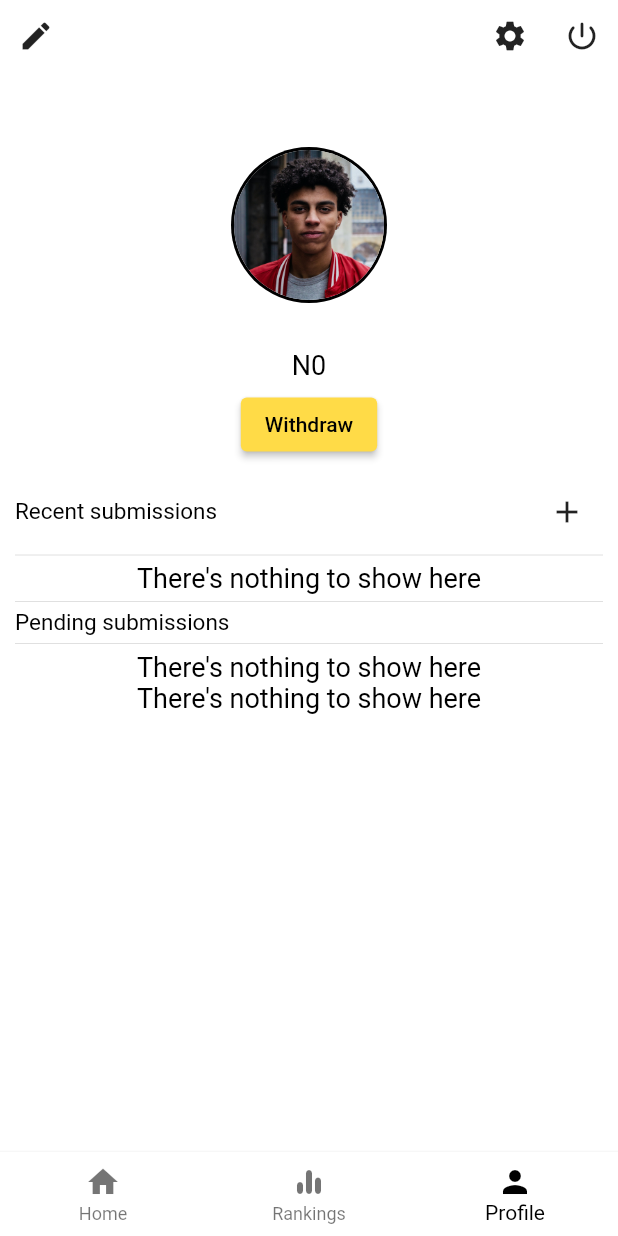
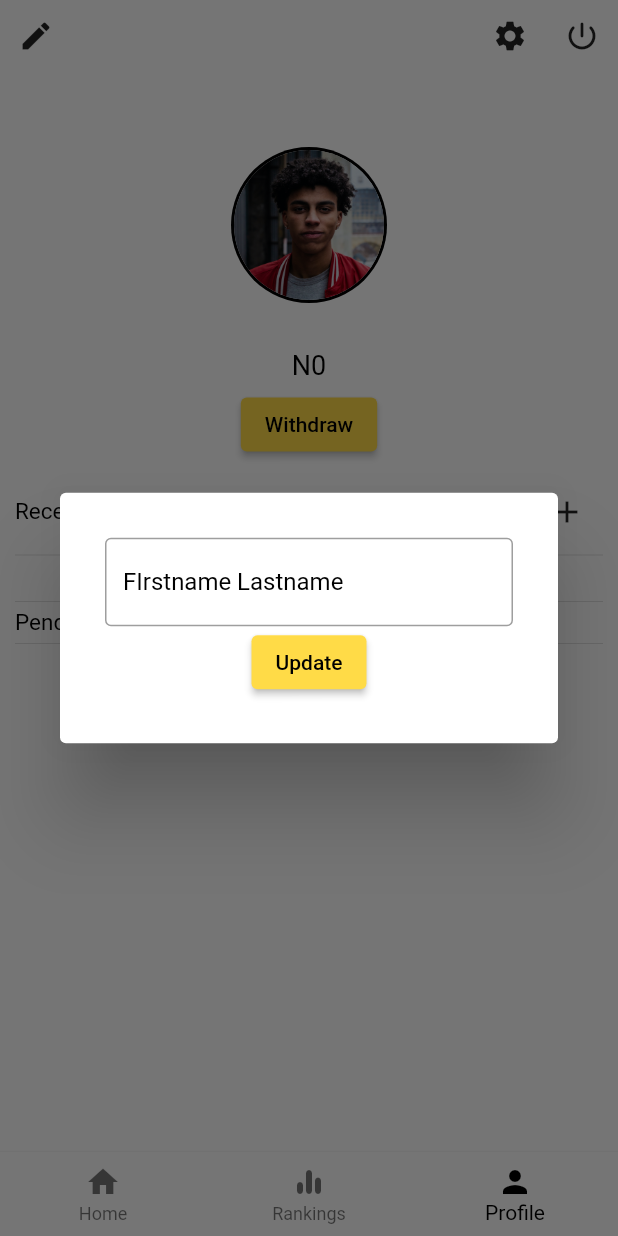
Before and after one commit to codemicah/plastiex, a Flutter app: the Home screen opened directly, item 3 of the bottom bar chosen, after a tap on the "edit" icon, on a phone screen of 412 x 824 dp. Run offline on Flutter 3.47's test engine with Material 2 defaults, Android fonts, the phone set to English and light mode, and no system bars; our stand-ins replace cloud_firestore, firebase_auth, firebase_core; accounts and stored records are empty; network calls fail.

```diff
--- a/lib/models/submission.dart
+++ b/lib/models/submission.dart
@@ -1,5 +1,5 @@
 class Submission {
-  final String name, user, avartar, type, location, price;
+  final String name, user, avartar, type, location, price, id;
   final int quantity, worth, capacity;
   final bool isPending;
   final DateTime date;
@@ -16,5 +16,6 @@ class Submission {
     this.date,
     this.location,
     this.price = "0",
+    this.id = "",
   });
 }
--- a/lib/models/user.dart
+++ b/lib/models/user.dart
@@ -0,0 +1,12 @@
+import 'package:cloud_firestore/cloud_firestore.dart';
+
+class UserModel {
+  final String uid, email, displayName;
+  Timestamp createdAt;
+
+  UserModel({
+    this.uid,
+    this.displayName,
+    this.email,
+  });
+}
--- a/lib/services/database_service.dart
+++ b/lib/services/database_service.dart
@@ -5,6 +5,7 @@ import 'package:firebase_auth/firebase_auth.dart';
 import 'package:flutter/material.dart';
 import 'package:plastiex/models/ranking.dart';
 import 'package:plastiex/models/submission.dart';
+import 'package:plastiex/models/user.dart';
 import 'package:plastiex/ui/alert.dart';
 import 'package:plastiex/ui/colors.dart';
 
@@ -26,8 +27,16 @@ class DatabaseService {
   CollectionReference adminCollection =
       FirebaseFirestore.instance.collection("admins");
 
+  CollectionReference settingCollection =
+      FirebaseFirestore.instance.collection("settings");
+
   Future createSubmission(Submission submission) async {
     try {
+      final worth = await (await settingCollection.doc("price_setting").get())
+          .get(submission.capacity.toString());
+
+      final double price = worth * submission.capacity;
+
       final data = {
         "user": uid,
         "capacity": submission.capacity,
@@ -37,7 +46,7 @@ class DatabaseService {
         "created_at": DateTime.now(),
         "submission_date": submission.date,
         "type": submission.type,
-        "price": submission.price,
+        "price": price,
       };
       Map<String, Object> subData = HashMap.from(data);
       final document = await submissionCollection.add(subData);
@@ -54,10 +63,33 @@ class DatabaseService {
     print(user.data());
   }
 
-  Future updateUser({String name, String avatar}) async {
+  Widget getUserData(value) {
+    return StreamBuilder(
+        stream: userCollection.doc(uid).snapshots(),
+        builder:
+            (BuildContext context, AsyncSnapshot<DocumentSnapshot> snapshot) {
+          if (snapshot.hasError)
+            return Text("Error");
+          else if (!snapshot.hasData)
+            return Text("Loading...");
+          else
+            return Text(snapshot.data.get(value) == ""
+                ? snapshot.data.get("email")
+                : snapshot.data.get(value));
+        });
+  }
+
+  Future updateUser(UserModel user) async {
     try {
-      await _auth.currentUser
-          .updateProfile(displayName: name, photoURL: avatar);
+      Map data = {
+        "email": user.email,
+        "uid": user.uid,
+        "displayName": user.displayName,
+        "createdAt": Timestamp.now()
+      };
+
+      HashMap<String, Object> userData = HashMap.from(data);
+      await userCollection.doc(uid).set(userData);
     } catch (e) {
       print(e);
       return null;
@@ -82,7 +114,9 @@ class DatabaseService {
       stream: balanceCollection.doc(uid).snapshots(),
       builder:
           (BuildContext context, AsyncSnapshot<DocumentSnapshot> snapshot) {
-        if (!snapshot.hasData)
+        if (snapshot.hasError)
+          return Text("Error");
+        else if (!snapshot.hasData)
           return SizedBox(
             height: 10.0,
             width: 10.0,
@@ -90,10 +124,8 @@ class DatabaseService {
               valueColor: AlwaysStoppedAnimation(primaryColor),
             ),
           );
-        else if (snapshot.hasError)
-          return Text("Error");
-        else if (snapshot.data.data().isEmpty)
-          return Text("no data");
+        else if (snapshot.data.data() == null || snapshot.data.data().isEmpty)
+          return Text("...");
         else
           return Text("N${snapshot.data.get('balance')}");
       },
@@ -110,7 +142,12 @@ class DatabaseService {
             isSuccess: false,
             context: context,
             message: 'Insufficient balance');
-
+      else if (int.parse(amount) < 1000)
+        return Alert().showAlert(
+            isSuccess: false,
+            context: context,
+            message: 'Minimum withdrawal amount is N1000');
+      else {
         await balanceCollection
             .doc(uid)
             .update({"balance": balance - int.parse(amount)});
@@ -118,6 +155,7 @@ class DatabaseService {
         await Alert().showAlert(
             context: context, message: "Withdrawal of $amount successful");
         return true;
+      }
     } catch (e) {
       print(e);
       return null;
@@ -133,7 +171,10 @@ class DatabaseService {
         if (snapshot.hasError)
           return Center(child: Text("An error occurred"));
         else if (!snapshot.hasData)
-          return Center(child: CircularProgressIndicator());
+          return Center(
+              child: CircularProgressIndicator(
+            valueColor: AlwaysStoppedAnimation(primaryColor),
+          ));
         else if (snapshot.data.docs.isEmpty)
           return Center(child: Text("No data"));
         else {
@@ -151,7 +192,7 @@ class DatabaseService {
                 quantity: data["quantity"],
                 user: data["user"],
                 capacity: data["capacity"],
-                price: data["price"],
+                price: data["price"].toString(),
                 isPending: data["is_pending"],
                 date: data["date"],
                 location: data["location"],
@@ -160,7 +201,6 @@ class DatabaseService {
 
           List<Ranking> rankings = [];
           for (int i = 0; i < users.length; i++) {
-            print("++++++++++++++++++++++");
             List<Submission> count = submissions
                 .where((element) => element.user == users[i])
                 .toList();
@@ -294,4 +334,15 @@ class DatabaseService {
       },
     );
   }
+
+  Future confirmSubmission(String subId, BuildContext context) async {
+    try {
+      await submissionCollection.doc(subId).update({"is_pending": false});
+      return true;
+    } catch (e) {
+      print(e.toString());
+      Alert().showAlert(message: e.toString(), context: context);
+      return null;
     }
+  }
+}
--- a/lib/widgets/profile.dart
+++ b/lib/widgets/profile.dart
@@ -2,6 +2,7 @@ import 'package:firebase_auth/firebase_auth.dart';
 import 'package:flutter/material.dart';
 import 'package:flutter/services.dart';
 import 'package:plastiex/models/submission.dart';
+import 'package:plastiex/models/user.dart';
 import 'package:plastiex/services/auth_service.dart';
 import 'package:plastiex/services/database_service.dart';
 import 'package:plastiex/size_configuration/size_config.dart';
@@ -39,7 +40,9 @@ class Profile extends StatelessWidget {
                     icon: Icon(
                       Icons.edit,
                     ),
-                    onPressed: () {},
+                    onPressed: () async {
+                      await _showEditNameDialog(context);
+                    },
                   ),
                   Row(
                     children: [
@@ -82,12 +85,7 @@ class Profile extends StatelessWidget {
                       ),
                     ),
                     SizedBox(height: 5.0),
-                    Text(
-                      "${user.displayName == null || user.displayName.isEmpty ? user.email : user.displayName}",
-                      style: TextStyle(
-                        fontWeight: FontWeight.w500,
-                      ),
-                    ),
+                    DatabaseService(uid: user.uid).getUserData("displayName"),
                     SizedBox(height: 5.0),
                     DatabaseService(uid: user.uid).getBalance(context),
                     SizedBox(height: 5.0),
@@ -130,7 +128,7 @@ class Profile extends StatelessWidget {
                     ),
                     SingleChildScrollView(
                       scrollDirection: Axis.horizontal,
-                      child: SubmissionTable(uid: user.uid)
+                      child: SubmissionTable(uid: user.uid, context: context)
                           .makeTable(is_pending: false),
                     ),
                     Divider(
@@ -152,13 +150,15 @@ class Profile extends StatelessWidget {
                     ),
                     SingleChildScrollView(
                       scrollDirection: Axis.horizontal,
-                      child: SubmissionTable(uid: user.uid).makeTable(),
+                      child: SubmissionTable(uid: user.uid, context: context)
+                          .makeTable(),
                     ),
                     SingleChildScrollView(
                       scrollDirection: Axis.horizontal,
                       child: SingleChildScrollView(
                         scrollDirection: Axis.vertical,
-                        child: SubmissionTable(uid: user.uid).adminTable(),
+                        child: SubmissionTable(uid: user.uid, context: context)
+                            .adminTable(),
                       ),
                     )
                   ],
@@ -213,6 +213,57 @@ class Profile extends StatelessWidget {
                       ],
                     ),
                   ),
+                ),
+              ),
+            ));
+  }
+
+  Future _showEditNameDialog(BuildContext context) async {
+    final _formKey = GlobalKey<FormState>();
+    TextEditingController _displayNameController = TextEditingController();
+
+    return showDialog(
+        context: context,
+        builder: (context) => Dialog(
+              child: GestureDetector(
+                onTap: () => FocusScope.of(context).requestFocus(FocusNode()),
+                child: Container(
+                  padding: EdgeInsets.all(30.0),
+                  child: Form(
+                      key: _formKey,
+                      child: Column(
+                        mainAxisSize: MainAxisSize.min,
+                        children: [
+                          TextFormField(
+                            controller: _displayNameController,
+                            validator: (value) => value.length < 5
+                                ? "Name must be at least 5 chars"
+                                : null,
+                            decoration: InputDecoration(
+                                labelText: "FIrstname Lastname"),
+                          ),
+                          ElevatedButton(
+                              style: ButtonStyle().copyWith(
+                                backgroundColor:
+                                    MaterialStateProperty.all(primaryColor),
+                                foregroundColor:
+                                    MaterialStateProperty.all(Colors.black),
+                              ),
+                              onPressed: () async {
+                                if (_formKey.currentState.validate()) {
+                                  await DatabaseService(uid: user.uid)
+                                      .updateUser(UserModel(
+                                    uid: user.uid,
+                                    email: user.email,
+                                    displayName: _displayNameController.text,
+                                  ));
+
+                                  Navigator.pop(context);
+                                }
+                              },
+                              child: Text("Update")),
+                        ],
+                      )),
                 ),
               ),
             ));
@@ -316,7 +367,7 @@ class Profile extends StatelessWidget {
                               context: context);
                         } else {
                           Alert().showAlert(
-                              message: "Submission request added",
+                              message: "Something went wrong",
                               context: context,
                               isSuccess: false);
                         }
```
Also changed, not shown: lib/services/auth_service.dart (+7 -6 lines), lib/widgets/rankings.dart (+1 -12 lines), lib/widgets/submission_table.dart (+19 -7 lines). Lines whose indentation alone changed are shown as unchanged.
